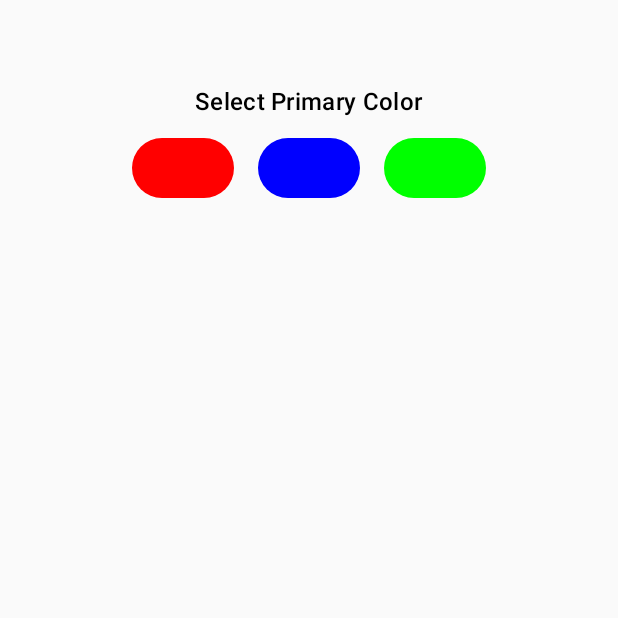
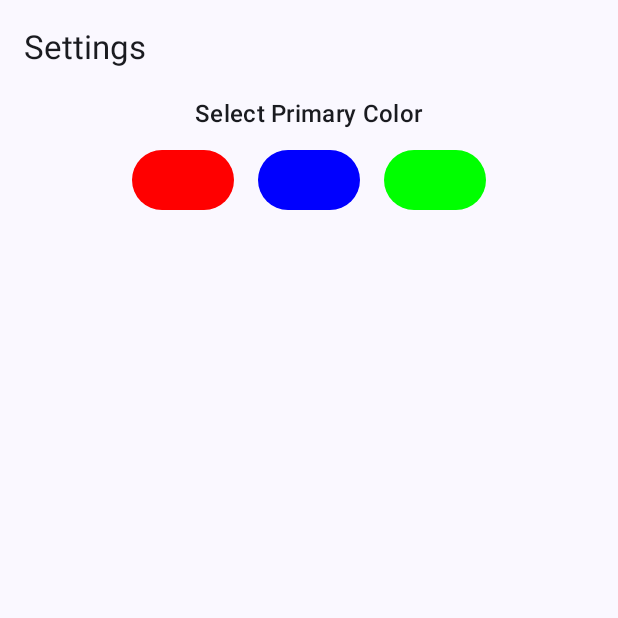
Before and after one commit to MalikHamidJaved/todoApp, an Android app built with Jetpack Compose: the SettingsScreen screen opened through its navigation route, on a phone screen of 412 x 824 dp, the top half of it. Run offline under Robolectric (Android 15) with nearby library versions, the phone set to English and light mode, and no system bars; our stand-ins replace Room's generated code.

Commit message:
Last changes

```diff
--- a/app/src/main/java/com/skipper/taskManager/ui/screens/home/HomeScreen.kt
+++ b/app/src/main/java/com/skipper/taskManager/ui/screens/home/HomeScreen.kt
@@ -14,11 +14,13 @@ import androidx.compose.ui.Alignment
 import androidx.compose.ui.Modifier
 import androidx.compose.ui.geometry.Offset
 import androidx.compose.ui.input.pointer.pointerInput
+import androidx.compose.ui.res.stringResource
 import androidx.compose.ui.unit.IntOffset
 import androidx.compose.ui.unit.dp
 import androidx.compose.ui.zIndex
 import androidx.lifecycle.viewmodel.compose.viewModel
 import androidx.navigation.NavController
+import com.skipper.taskManager.R
 import com.skipper.taskManager.data.model.SortOption
 import com.skipper.taskManager.data.model.TaskFilter
 import com.skipper.taskManager.di.AppModule
@@ -66,7 +68,7 @@ fun HomeScreen(navController: NavController
     Scaffold(
         topBar = {
             TopAppBar(
-                title = { Text("Task Manager") }, actions = {
+                title = { Text(stringResource(R.string.task_manager)) }, actions = {
                     HomeScreenActions(
                         selectedFilter = selectedFilter,
                         onFilterSelected = { selectedFilter = it },
@@ -102,7 +104,11 @@ fun HomeScreen(navController: NavController
                         .padding(16.dp)
                 )
                 Text(
-                    text = "Completed: ${mutableTasks.count { it.isCompleted }} / ${mutableTasks.size}",
+                    text = stringResource(
+                        R.string.completed,
+                        mutableTasks.count { it.isCompleted },
+                        mutableTasks.size
+                    ),
                     style = MaterialTheme.typography.labelLarge,
                     modifier = Modifier.padding(16.dp)
                 )
--- a/app/src/main/java/com/skipper/taskManager/ui/screens/settings/SettingsScreen.kt
+++ b/app/src/main/java/com/skipper/taskManager/ui/screens/settings/SettingsScreen.kt
@@ -7,34 +7,51 @@ import androidx.compose.foundation.layout.padding
 import androidx.compose.foundation.layout.size
 import androidx.compose.material3.Button
 import androidx.compose.material3.ButtonDefaults
+import androidx.compose.material3.ExperimentalMaterial3Api
 import androidx.compose.material3.MaterialTheme
+import androidx.compose.material3.Scaffold
 import androidx.compose.material3.Text
+import androidx.compose.material3.TopAppBar
 import androidx.compose.runtime.Composable
 import androidx.compose.ui.Alignment
 import androidx.compose.ui.Modifier
 import androidx.compose.ui.graphics.Color
 import androidx.compose.ui.graphics.toArgb
 import androidx.compose.ui.platform.LocalContext
+import androidx.compose.ui.res.stringResource
 import androidx.compose.ui.unit.dp
 import androidx.navigation.NavController
+import com.skipper.taskManager.R
 import com.skipper.taskManager.utils.SettingsDataStore
 import kotlinx.coroutines.CoroutineScope
 import kotlinx.coroutines.Dispatchers
 import kotlinx.coroutines.launch
 
+@OptIn(ExperimentalMaterial3Api::class)
 @Composable
 fun SettingsScreen(navController: NavController) {
-    SettingsScreenContent {}
+
+    Scaffold(
+        topBar = {
+            TopAppBar(title = { Text(stringResource(R.string.settings)) })
+        }
+    ) { padding ->
+        SettingsScreenContent(modifier = Modifier.padding(padding)) {}
+    }
 }
 
 @Composable
-fun SettingsScreenContent(onColorChange: (Color) -> Unit) {
+fun SettingsScreenContent(modifier: Modifier, onColorChange: (Color) -> Unit) {
     val context = LocalContext.current
 
     Column(modifier = Modifier
-        .padding(top = 56.dp, start = 8.dp, end = 8.dp)
-        .fillMaxSize(), horizontalAlignment = Alignment.CenterHorizontally) {
-        Text("Select Primary Color", style = MaterialTheme.typography.titleMedium)
+        .fillMaxSize()
+        .then(modifier), horizontalAlignment = Alignment.CenterHorizontally
+    ) {
+        Text(
+            stringResource(R.string.select_primary_color),
+            style = MaterialTheme.typography.titleMedium
+        )
         Row {
             listOf(Color.Red, Color.Blue, Color.Green).forEach { color ->
                 Button(
--- a/app/src/main/res/values/strings.xml
+++ b/app/src/main/res/values/strings.xml
@@ -1,3 +1,11 @@
 <resources>
     <string name="app_name">Todo App</string>
+    <string name="task_manager">Task Manager</string>
+    <string name="completed">Completed: %1$s / %2$s</string>
+    <string name="due_date">Due Date: %1$s</string>
+    <string name="pick_due_date">Pick Due Date</string>
+    <string name="save_task">Save Task</string>
+    <string name="create_task">Create Task</string>
+    <string name="settings">Settings</string>
+    <string name="select_primary_color">Select Primary Color</string>
 </resources>
```
Also changed, not shown: app/src/main/java/com/skipper/taskManager/ui/screens/create/CreateTaskScreen.kt (+9 -4 lines).
